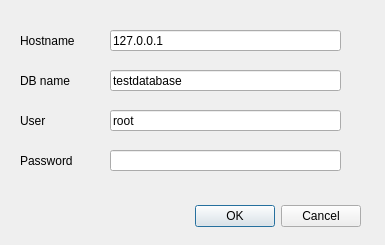
podusenkovic/sqlFrameWork, file winfornewdb.ui: the form before one commit.
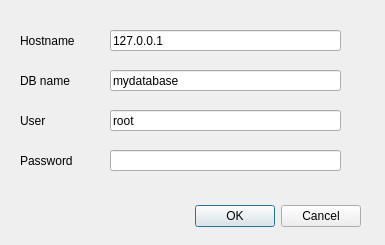
The form after the commit.

What changed in the file:
```diff
--- a/winfornewdb.ui
+++ b/winfornewdb.ui
@@ -52,7 +52,7 @@
     </rect>
    </property>
    <property name="text">
-    <string>testdatabase</string>
+    <string>mydatabase</string>
    </property>
   </widget>
   <widget class="QLineEdit" name="line_username">
```
